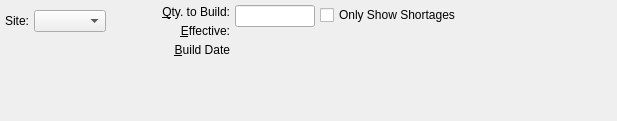
Old version of the form guiclient/displays/dspPendingAvailability.ui in the repository discountscott/qt-client.
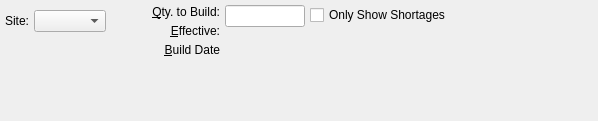
New version of the form. Custom widgets are drawn as their Qt base class.

Patch:
```diff
--- a/guiclient/displays/dspPendingAvailability.ui
+++ b/guiclient/displays/dspPendingAvailability.ui
@@ -13,7 +13,7 @@
    <rect>
     <x>0</x>
     <y>0</y>
-    <width>617</width>
+    <width>598</width>
     <height>121</height>
    </rect>
   </property>
```
Left out of the diff: 3 changed lines with no effect on the pictures.
